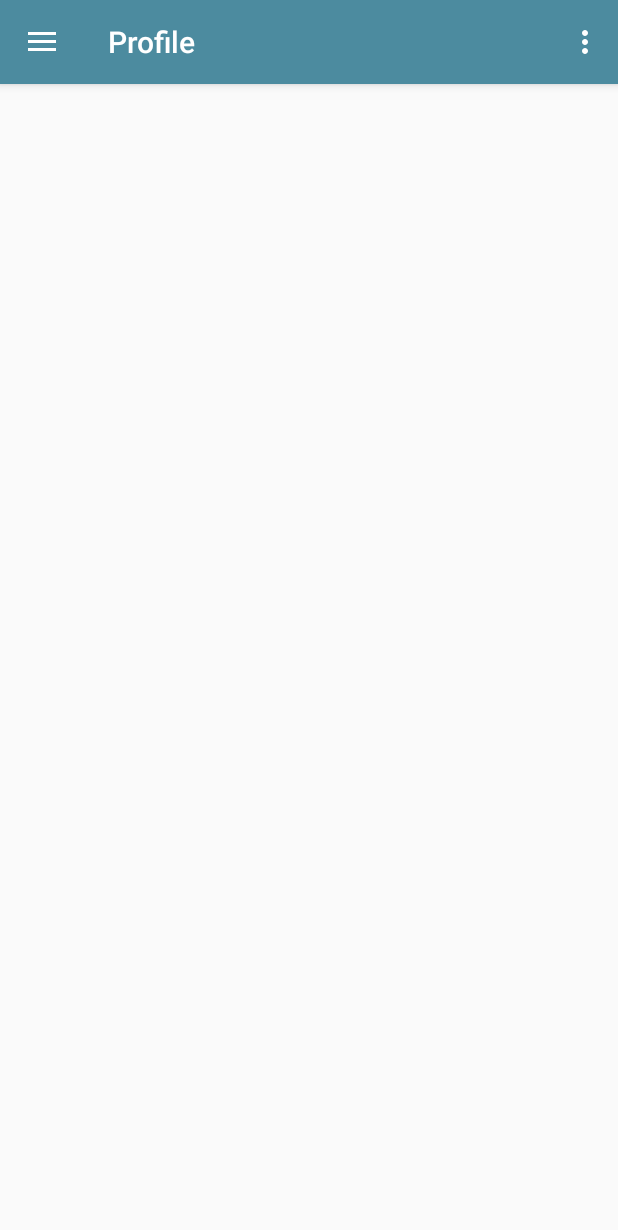
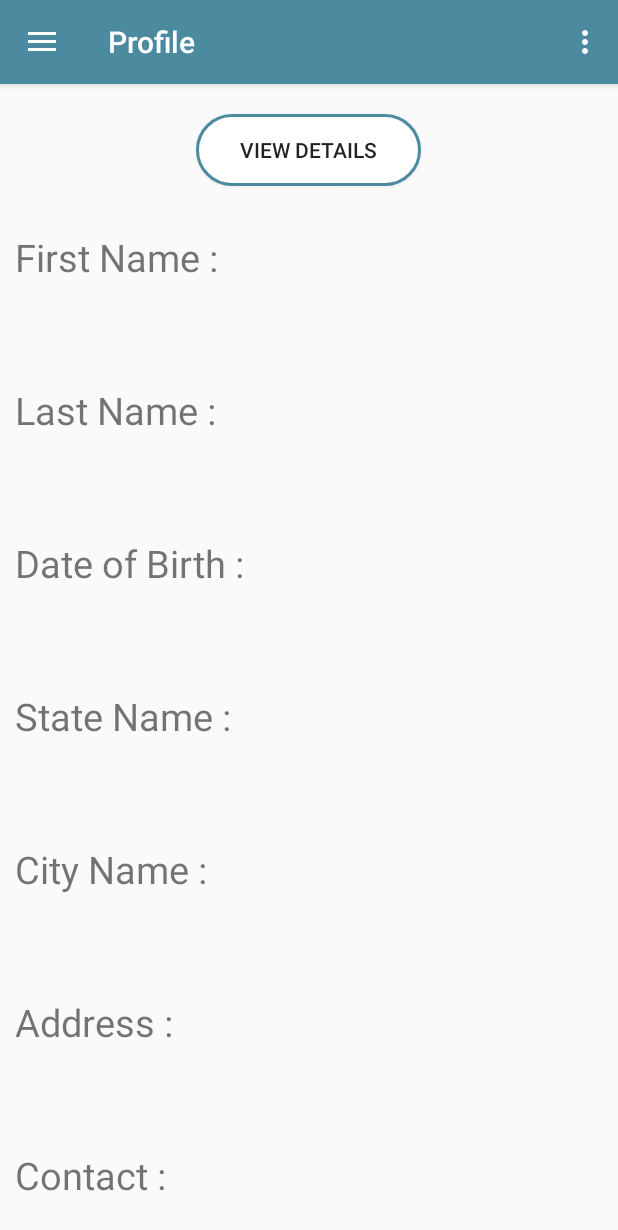
Before and after one commit to abhijeetsinghrathore/UDID, an Android app: the Profile screen opened directly, with no data from a screen before it, in the options menu, after a tap on "Settings", on a phone screen of 412 x 824 dp. Shown: the top 1230 px of the screen. Run offline under Robolectric (Android 15) with nearby library versions, the phone set to English and light mode, and no system bars; our stand-ins replace Firebase (no records; nobody signed in at launch, a user with empty details on screens opened directly).

Commit message:
View_Details Fragment Completed

```diff
--- a/app/src/main/java/com/example/abhijeetsingh/udid/Profile.java
+++ b/app/src/main/java/com/example/abhijeetsingh/udid/Profile.java
@@ -105,29 +105,17 @@ public class Profile extends AppCompatActivity
         android.support.v4.app.Fragment frag=null;
 
 
+        if (id == R.id.nav_viewdetails) {
+            frag=new Profile_ViewDetailsFragment();
 
 
-        if(id==R.id.nav_home)
-        {
+        } else if (id == R.id.nav_viewdocuments) {
 
-        }
-
-        if (id == R.id.nav_filldetails) {
-            // Handle the camera action
-
-            frag=new Profile_FillDetailsFragment();
-
-        } else if (id == R.id.nav_gallery) {
-
-        } else if (id == R.id.nav_uploaddocuments) {
-            frag=new Profile_UploadDocuments();
 
         } else if (id == R.id.GenerateQR) {
             frag=new Profile_GenerateQR();
 
-        } else if (id == R.id.nav_share) {
-
-        } else if (id == R.id.nav_logount) {
+        }  else if (id == R.id.nav_logount) {
             firebaseAuth.signOut();
             finish();
             Intent i=new Intent(getApplicationContext(),MainActivity.class);
--- /dev/null
+++ b/app/src/main/java/com/example/abhijeetsingh/udid/Profile_ViewDetailsFragment.java
@@ -0,0 +1,106 @@
+package com.example.abhijeetsingh.udid;
+
+import android.os.Bundle;
+import android.support.annotation.NonNull;
+import android.support.v4.app.Fragment;
+import android.view.LayoutInflater;
+import android.view.View;
+import android.view.ViewGroup;
+import android.widget.Button;
+import android.widget.TextView;
+
+import com.google.firebase.auth.FirebaseAuth;
+import com.google.firebase.auth.FirebaseUser;
+import com.google.firebase.database.DataSnapshot;
+import com.google.firebase.database.DatabaseError;
+import com.google.firebase.database.DatabaseReference;
+import com.google.firebase.database.FirebaseDatabase;
+import com.google.firebase.database.ValueEventListener;
+
+
+public class Profile_ViewDetailsFragment extends Fragment {
+
+    TextView firstName,lastName,dateOfBirth,state,city,address,contact;
+
+    Button viewDetails;
+
+    DatabaseReference reference;
+    FirebaseAuth firebaseAuth;
+
+    @Override
+    public View onCreateView(LayoutInflater inflater, ViewGroup container,
+                             Bundle savedInstanceState) {
+        // Inflate the layout for this fragment
+        View v= inflater.inflate(R.layout.fragment_profile__view_details, container, false);
+
+        firstName=(TextView)v.findViewById(R.id.getfirstnameID);
+        lastName=(TextView)v.findViewById(R.id.getlastnameID);
+        dateOfBirth=(TextView)v.findViewById(R.id.getdobID);
+        state=(TextView)v.findViewById(R.id.getstateID);
+        city=(TextView)v.findViewById(R.id.getcityID);
+        address=(TextView)v.findViewById(R.id.getaddressID);
+        contact=(TextView)v.findViewById(R.id.getcontactID);
+
+
+        viewDetails=(Button)v.findViewById(R.id.viewDetailsButtonID);
+
+        firebaseAuth=FirebaseAuth.getInstance();
+
+
+
+        viewDetails.setOnClickListener(new View.OnClickListener() {
+            @Override
+            public void onClick(View view) {
+
+                FirebaseUser user=firebaseAuth.getCurrentUser();
+
+                reference= FirebaseDatabase.getInstance().getReference().child(user.getUid());
+
+                reference.addValueEventListener(new ValueEventListener() {
+                    @Override
+                    public void onDataChange(@NonNull DataSnapshot dataSnapshot) {
+                        FirebaseUser user=firebaseAuth.getCurrentUser();
+
+                        String firstNameText=dataSnapshot.child("mfirstname").getValue().toString();
+                        String lastNameText=dataSnapshot.child("mlastname").getValue().toString();
+                        String dateOfBirthText=dataSnapshot.child("mdob").getValue().toString();
+                        String stateText=dataSnapshot.child("mState").getValue().toString();
+                        String cityText=dataSnapshot.child("mCity").getValue().toString();
+                        String addressText=dataSnapshot.child("maddress").getValue().toString();
+                        String contactText=dataSnapshot.child("mPhone").getValue().toString();
+
+
+                        firstName.setText(firstNameText);
+                        lastName.setText(lastNameText);
+                        dateOfBirth.setText(dateOfBirthText);
+                        state.setText(stateText);
+                        city.setText(cityText);
+                        address.setText(addressText);
+                        contact.setText(contactText);
+
+
+                    }
+
+                    @Override
+                    public void onCancelled(@NonNull DatabaseError databaseError) {
+
+                    }
+                });
+
+            }
+        });
+
+
+
+
+
+
+
+
+
+
+        return v;
+    }
+
+
+}
--- a/app/src/main/java/com/example/abhijeetsingh/udid/UserRegistration_FillDetails.java
+++ b/app/src/main/java/com/example/abhijeetsingh/udid/UserRegistration_FillDetails.java
@@ -72,6 +72,7 @@ public class UserRegistration_FillDetails extends AppCompatActivity {
             public void onClick(View view) {
                 Intent i=new Intent(UserRegistration_FillDetails.this,UserRegistration_UploadDocuments.class);
                 startActivity(i);
+                finish();
             }
         });
 
--- a/app/src/main/java/com/example/abhijeetsingh/udid/UserRegistration_UploadDocuments.java
+++ b/app/src/main/java/com/example/abhijeetsingh/udid/UserRegistration_UploadDocuments.java
@@ -230,6 +230,7 @@ public class UserRegistration_UploadDocuments extends AppCompatActivity {
             public void onClick(View view) {
                 Intent i=new Intent(UserRegistration_UploadDocuments.this,Profile.class);
                 startActivity(i);
+                finish();
             }
         });
     }
--- /dev/null
+++ b/app/src/main/res/layout/fragment_profile__view_details.xml
@@ -0,0 +1,149 @@
+<?xml version="1.0" encoding="utf-8"?>
+<ScrollView xmlns:android="http://schemas.android.com/apk/res/android"
+    xmlns:tools="http://schemas.android.com/tools"
+    android:layout_width="match_parent"
+    android:layout_height="match_parent"
+    tools:context=".Profile_ViewDetailsFragment">
+
+
+    <LinearLayout
+        android:layout_width="match_parent"
+        android:layout_height="wrap_content"
+        android:orientation="vertical">
+
+
+        <Button
+            android:layout_width="150dp"
+            android:layout_height="wrap_content"
+            android:layout_gravity="center_horizontal"
+            android:text="View Details"
+            android:background="@drawable/rounded_button"
+            android:layout_margin="20dp"
+            android:id="@+id/viewDetailsButtonID"/>
+
+
+        <TextView
+            android:layout_width="match_parent"
+            android:layout_height="wrap_content"
+            android:text="First Name : "
+            android:textSize="25dp"
+            android:layout_margin="10dp"/>
+        <TextView
+            android:layout_width="wrap_content"
+            android:layout_height="wrap_content"
+            android:id="@+id/getfirstnameID"
+            android:textSize="20dp"
+            android:layout_gravity="center_horizontal"
+            android:layout_marginBottom="20dp"
+            />
+
+
+
+        <TextView
+            android:layout_width="match_parent"
+            android:layout_height="wrap_content"
+            android:text="Last Name : "
+            android:textSize="25dp"
+            android:layout_margin="10dp"/>
+        <TextView
+            android:layout_width="wrap_content"
+            android:layout_height="wrap_content"
+            android:id="@+id/getlastnameID"
+            android:textSize="20dp"
+            android:layout_gravity="center_horizontal"
+            android:layout_marginBottom="20dp"/>
+
+
+
+
+        <TextView
+            android:layout_width="match_parent"
+            android:layout_height="wrap_content"
+            android:text="Date of Birth : "
+            android:textSize="25dp"
+            android:layout_margin="10dp"/>
+        <TextView
+            android:layout_width="wrap_content"
+            android:layout_height="wrap_content"
+            android:id="@+id/getdobID"
+            android:textSize="20dp"
+            android:layout_gravity="center_horizontal"
+            android:layout_marginBottom="20dp"/>
+
+
+
+        <TextView
+            android:layout_width="match_parent"
+            android:layout_height="wrap_content"
+            android:text="State Name : "
+            android:textSize="25dp"
+            android:layout_margin="10dp"/>
+        <TextView
+            android:layout_width="wrap_content"
+            android:layout_height="wrap_content"
+            android:id="@+id/getstateID"
+            android:textSize="20dp"
+            android:layout_gravity="center_horizontal"
+            android:layout_marginBottom="20dp"/>
+
+
+
+
+
+        <TextView
+            android:layout_width="match_parent"
+            android:layout_height="wrap_content"
+            android:text="City Name : "
+            android:textSize="25dp"
+            android:layout_margin="10dp"/>
+        <TextView
+            android:layout_width="wrap_content"
+            android:layout_height="wrap_content"
+            android:id="@+id/getcityID"
+            android:textSize="20dp"
+            android:layout_gravity="center_horizontal"
+            android:layout_marginBottom="20dp"/>
+
+
+
+
+
+
+        <TextView
+            android:layout_width="match_parent"
+            android:layout_height="wrap_content"
+            android:text="Address : "
+            android:textSize="25dp"
+            android:layout_margin="10dp"/>
+        <TextView
+            android:layout_width="wrap_content"
+            android:layout_height="wrap_content"
+            android:id="@+id/getaddressID"
+            android:textSize="20dp"
+            android:layout_gravity="center_horizontal"
+            android:layout_marginBottom="20dp"/>
+
+
+
+
+        <TextView
+            android:layout_width="match_parent"
+            android:layout_height="wrap_content"
+            android:text="Contact : "
+            android:textSize="25dp"
+            android:layout_margin="10dp"/>
+        <TextView
+            android:layout_width="wrap_content"
+            android:layout_height="wrap_content"
+            android:id="@+id/getcontactID"
+            android:textSize="20dp"
+            android:layout_gravity="center_horizontal"
+            android:layout_marginBottom="20dp"/>
+
+
+
+    </LinearLayout>
+
+
+
+</ScrollView>
--- a/app/src/main/res/menu/activity_profile_drawer.xml
+++ b/app/src/main/res/menu/activity_profile_drawer.xml
@@ -5,26 +5,15 @@
 
     <group android:checkableBehavior="single">
 
-        <item
-            android:title="Home"
-            android:id="@+id/nav_home"
-            android:icon="@drawable/ic_home_black_24dp"
 
-            />
-        <item
-            android:id="@+id/nav_filldetails"
-            android:icon="@drawable/ic_create_black_24dp"
-            android:title="Fill details" />
+
         <item
             android:id="@+id/nav_viewdetails"
             android:icon="@drawable/ic_menu_gallery"
-            android:title="View Deatils" />
+            android:title="View Details" />
+
         <item
-            android:id="@+id/nav_uploaddocuments"
-            android:icon="@drawable/ic_file_upload_black_24dp"
-            android:title="Upload Documents" />
-        <item
-            android:id="@+id/nav_viewdocumnets"
+            android:id="@+id/nav_viewdocuments"
             android:icon="@drawable/ic_insert_drive_file_black_24dp"
             android:title="View Documents" />
         <item
```
